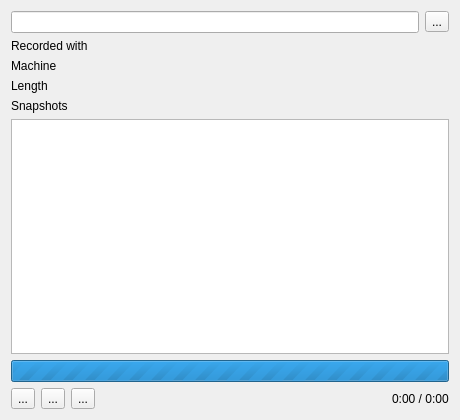
First picture: the form in ui/rzxplayer.ui, repository Volutar/xpeccy-plus, before the edit.
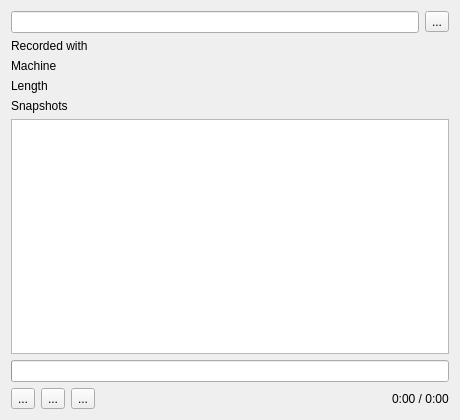
Second picture: the form after the edit. Icons and pictures are not drawn.

Diff of the .ui file:
```diff
--- a/ui/rzxplayer.ui
+++ b/ui/rzxplayer.ui
@@ -137,7 +137,7 @@
       </sizepolicy>
      </property>
      <property name="maximum">
-      <number>0</number>
+      <number>1</number>
      </property>
      <property name="value">
       <number>0</number>
```
